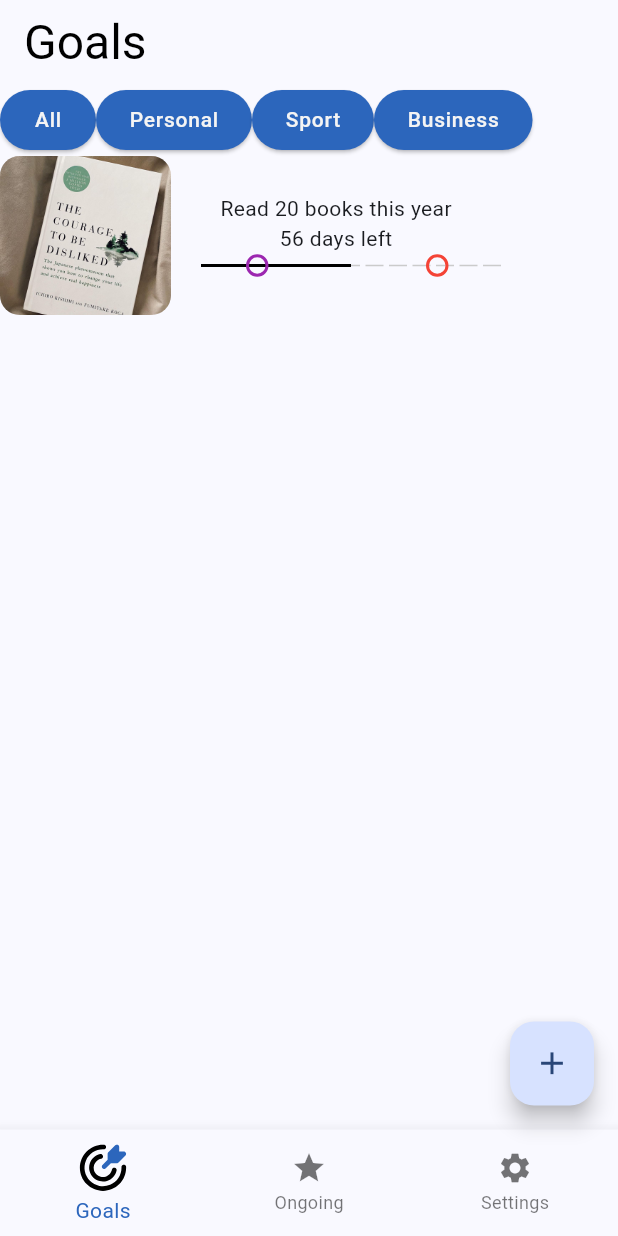
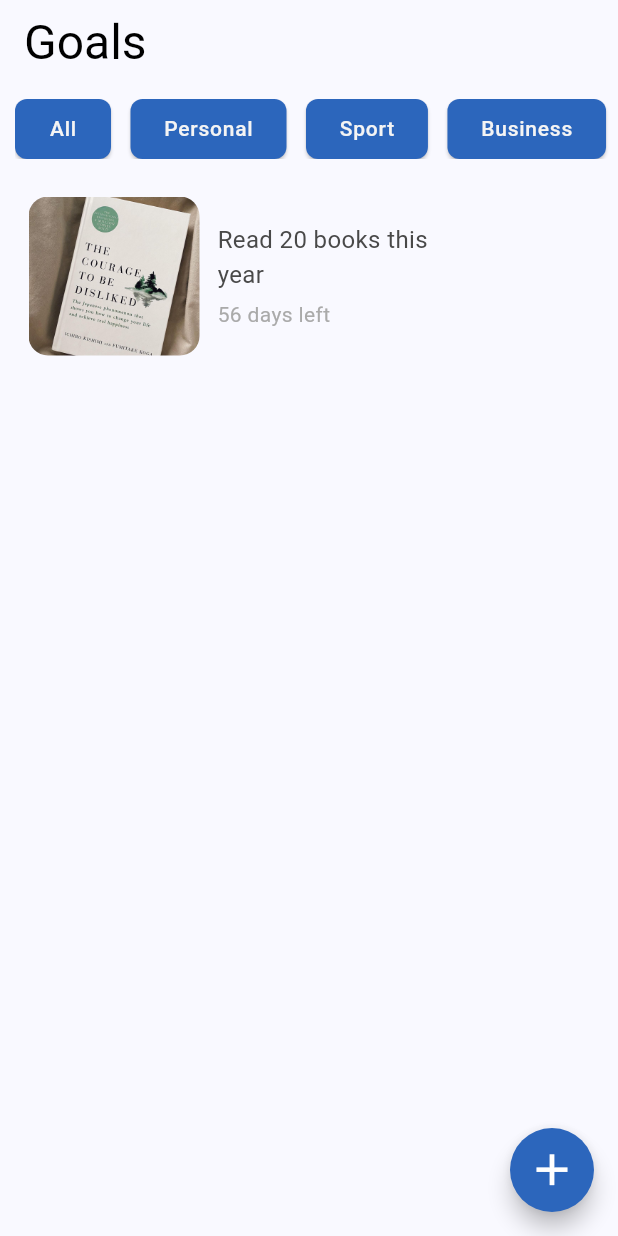
Before and after one commit to miyazaki1707/goal_setting_app, a Flutter app: the screen it shows after launch, on a phone screen of 412 x 824 dp. Run offline on Flutter 3.47's test engine with Material 3 defaults, Android fonts, the phone set to English and light mode, and no system bars; drawn by our look-alikes of flutter_dash; our stand-ins replace flutter_svg.

Commit message:
june updates

```diff
--- a/lib/presentation/screens/goals_list.dart
+++ b/lib/presentation/screens/goals_list.dart
@@ -1,6 +1,14 @@
 import 'package:flutter/material.dart';
 import 'package:flutter_svg/flutter_svg.dart';
+import 'package:goal_setting_app/presentation/screens/create_goal.dart';
 import '../widgets/widgets.dart';
+
+var categories = [
+  "All",
+  "Personal",
+  "Sport",
+  "Business"
+];
 
 
 class GoalsListScreen extends StatefulWidget {
@@ -19,24 +27,44 @@ class _GoalListsScreenState extends State<GoalsListScreen> {
           "Goals",
           style: Theme.of(context).textTheme.headlineLarge,),
       ),
-      floatingActionButton: FloatingActionButton(onPressed: () => {}, child: const Icon(Icons.add, size: 25.0),),
-      bottomNavigationBar: BottomNavigationBar(items: [
-        BottomNavigationBarItem(icon: SvgPicture.asset('assets/images/goals_icon.svg'), label: 'Goals' ),
-        const BottomNavigationBarItem(icon: Icon(Icons.star), label: 'Ongoing' ),
-        const BottomNavigationBarItem(icon: Icon(Icons.settings), label: 'Settings')
-      ],),
+      floatingActionButton: FloatingActionButton(onPressed: () => {
+        Navigator.of(context).push(
+          MaterialPageRoute(builder: (context) => const CreateGoalScreen()),
+        ),
+      }, backgroundColor: Theme.of(context).primaryColor ,
+        shape: const CircleBorder(), child: const Icon(Icons.add, weight: 100, size: 35.0, color: Colors.white,),),
+      // bottomNavigationBar: BottomNavigationBar(items: [
+      //   BottomNavigationBarItem(icon: SvgPicture.asset('assets/images/goals_icon.svg'), label: 'Goals' ),
+      //   const BottomNavigationBarItem(icon: Icon(Icons.star), label: 'Ongoing' ),
+      //   const BottomNavigationBarItem(icon: Icon(Icons.settings), label: 'Settings')
+      // ],),
       body:  Column(
         children: [
-          Row(children: [
-            ElevatedButton(onPressed: () => {}, child: Text("All", style: Theme.of(context).textTheme.labelMedium),
-             style: ButtonStyle(backgroundColor:  MaterialStateProperty.all<Color>(Theme.of(context).colorScheme.primary)),),
-            ElevatedButton(onPressed: () => {}, child: Text("Personal", style: Theme.of(context).textTheme.labelMedium,),
-             style: ButtonStyle(backgroundColor:  MaterialStateProperty.all<Color>(Theme.of(context).colorScheme.primary))),
-            ElevatedButton(onPressed: () => {}, child: Text("Sport", style: Theme.of(context).textTheme.labelMedium),
-             style: ButtonStyle(backgroundColor:  MaterialStateProperty.all<Color>(Theme.of(context).colorScheme.primary))),
-            ElevatedButton(onPressed: () => {}, child: Text("Business", style: Theme.of(context).textTheme.labelMedium),
-             style: ButtonStyle(backgroundColor:  MaterialStateProperty.all<Color>(Theme.of(context).colorScheme.primary)))],),
-          const GoalWidget(),
+          Padding(
+            padding:const EdgeInsets.fromLTRB(10, 10, 0, 15),
+            child: SizedBox(
+              height: 40,
+              child: ListView.builder(
+                itemCount: categories.length,
+                itemBuilder: (context, index) {
+                  return Padding(
+                    padding: const EdgeInsets.only(right: 13),
+                    child: ElevatedButton(onPressed: () => {},
+                                   style: ButtonStyle(backgroundColor:  MaterialStateProperty.all<Color>(Theme.of(context).colorScheme.primary),
+                                   shape: MaterialStateProperty.all<RoundedRectangleBorder>(
+                                      RoundedRectangleBorder(
+                                        borderRadius: BorderRadius.circular(8),
+                                      ))),
+                                   child: Text(categories[index], style: Theme.of(context).textTheme.labelMedium),),
+                  );
+                },
+                scrollDirection: Axis.horizontal,
+                        ),),
+          ),
+          const Padding(
+            padding: EdgeInsets.only(left: 19, top: 10),
+            child: GoalWidget(),
+          ),
         ],
       )
     );
--- a/lib/presentation/widgets/goal.dart
+++ b/lib/presentation/widgets/goal.dart
@@ -1,5 +1,5 @@
 import 'package:flutter/material.dart';
-import 'package:flutter_dash/flutter_dash.dart';
+//import 'package:flutter_dash/flutter_dash.dart';
 
 
 class GoalWidget extends StatefulWidget {
@@ -13,56 +13,81 @@ class _GoalWidgetState extends State<GoalWidget> {
   @override
   Widget build(BuildContext context) {
     return Row(
-      children: [ClipRRect(borderRadius: BorderRadius.circular(13.0), child: const Image(image: AssetImage('assets/images/goal_1.jpg'), width: 114, height: 106, fit: BoxFit.cover,)),
+      children: [ClipRRect(borderRadius : BorderRadius.circular(13.0), child: const Image(image: AssetImage('assets/images/goal_1.jpg'), width: 114, height: 106, fit: BoxFit.cover,)),
       Column(
+        crossAxisAlignment: CrossAxisAlignment.start,
+        mainAxisAlignment: MainAxisAlignment.start,
         children: [
-        const Text(
-          'Read 20 books this year',
+        Container(
+          constraints: const BoxConstraints(maxWidth: 170),
+          child: const Padding(
+            padding: EdgeInsets.only(left: 12),
+            child: Text(
+              'Read 20 books this year',
+              textAlign: TextAlign.start,
+              style: TextStyle(
+                fontFamily: 'Roboto',
+                fontSize: 16,
+                color: Color.fromRGBO(73, 73, 73, 1)
+              )
+              ),
           ),
-        const Text("56 days left"),
-        Padding(
-          padding: const EdgeInsets.only(left: 20),
-          child: Stack(
-            alignment: Alignment.centerLeft,
-            children: [
-            const Dash(
-              direction: Axis.horizontal,
-              dashLength: 12,
-              dashColor: Color.fromRGBO(203, 203, 203, 1)),
-              const SizedBox(
-                width: 100,
-                child: Divider(
-                  thickness: 2,
-                  color: Colors.black,
-                ),
-              ),
-             Container(
-              margin: const EdgeInsets.only(left: 150),
-              width: 15.0,
-              height: 15.0,
-              decoration: BoxDecoration(
-                shape: BoxShape.circle,
-                border: Border.all(
-                  color: Colors.red,
-                  width: 2.0,
-                ),
-              ),
-            ),
-            Container(
-              margin: const EdgeInsets.only(left: 30),
-              width: 15.0,
-              height: 15.0,
-              decoration: BoxDecoration(
-                shape: BoxShape.circle,
-                border: Border.all(
-                  color: Colors.purple,
-                  width: 2.0,
-                ),
-              ),
-          )
-            ],),
-        )],
-      )],
+        ),
+        const Padding(
+          padding: EdgeInsets.only(left: 12, top: 5),
+          child: Text("56 days left", textAlign: TextAlign.start, style: TextStyle(
+              fontFamily: 'Roboto',
+              fontSize: 14,
+              color: Color.fromRGBO(170,170,170, 1)
+          ),),
+        ),
+
+       //code for milestones  -->
+
+        // Padding(
+        //   padding: const EdgeInsets.only(left: 12),
+        //   child: Stack(
+        //     alignment: Alignment.centerLeft,
+        //     children: [
+        //     const Dash(
+        //       length: 180,
+        //       direction: Axis.horizontal,
+        //       dashLength: 12,
+        //       dashColor: Color.fromRGBO(203, 203, 203, 1)),
+        //       const SizedBox(
+        //         width: 100,
+        //         child: Divider(
+        //           thickness: 2,
+        //           color: Colors.black,
+        //         ),
+        //       ),
+        //      Container(
+        //       margin: const EdgeInsets.only(left: 150),
+        //       width: 15.0,
+        //       height: 15.0,
+        //       decoration: BoxDecoration(
+        //         shape: BoxShape.circle,
+        //         border: Border.all(
+        //           color: Colors.red,
+        //           width: 2.0,
+        //         ),
+        //       ),
+        //     ),
+        //     Container(
+        //       margin: const EdgeInsets.only(left: 30),
+        //       width: 15.0,
+        //       height: 15.0,
+        //       decoration: BoxDecoration(
+        //         shape: BoxShape.circle,
+        //         border: Border.all(
+        //           color: Colors.purple,
+        //           width: 2.0,
+        //         ),
+        //       ),
+        //   )
+        //     ],),
+        // )],
+      ])],
     );
   }
 }
```
Also changed, not shown: lib/presentation/screens/create_goal.dart (added, +18 -0 lines), 9 other files.
